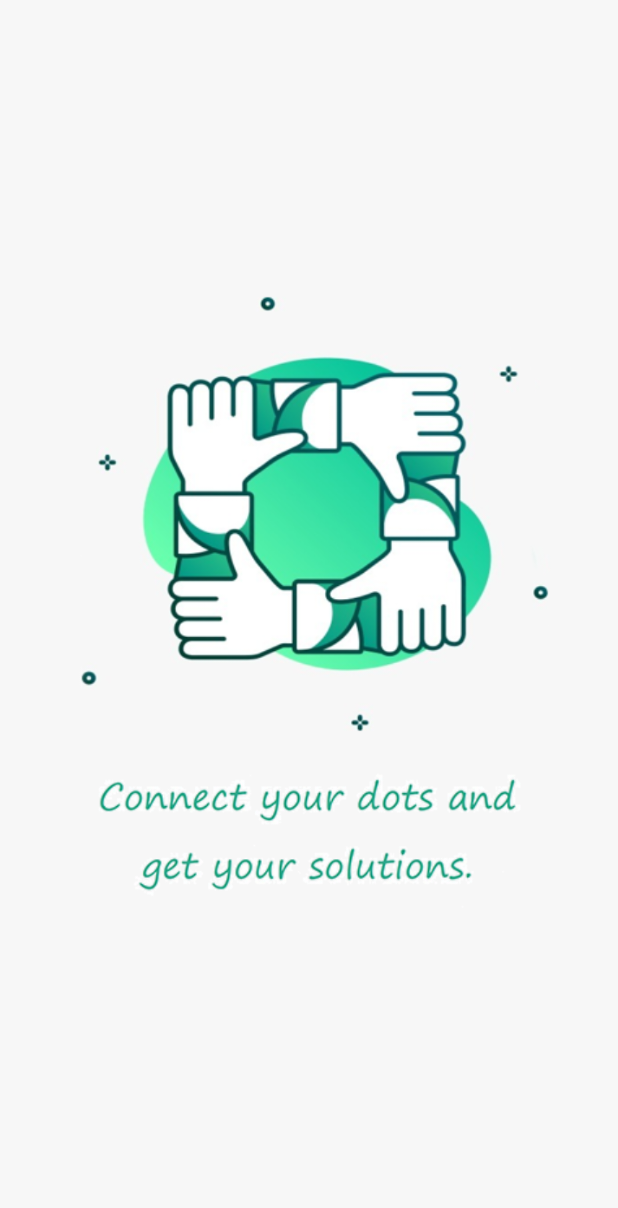
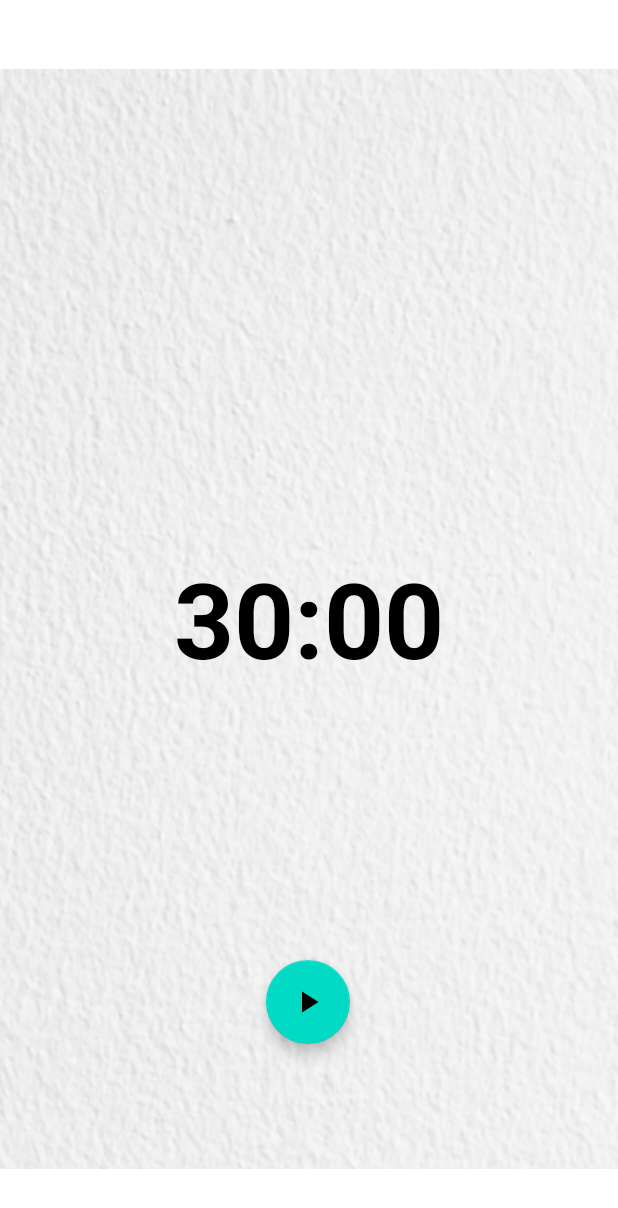
Before and after one commit to sanyam12/Veza, an Android app: the first screen one second after launch (splash_screen before the commit, Timer after it), on a phone screen of 412 x 824 dp. Shown: the top 1208 px of the screen. Run offline under Robolectric (Android 15) with nearby library versions, the phone set to English and light mode, and no system bars.

Commit message:
initial commit

```diff
--- /dev/null
+++ b/app/src/main/java/com/unravel/veza/Timer.kt
@@ -0,0 +1,33 @@
+package com.unravel.veza
+
+import android.os.Bundle
+import android.os.CountDownTimer
+import android.view.View
+import android.widget.TextView
+import androidx.appcompat.app.AppCompatActivity
+class Timer : AppCompatActivity() {
+    var counter = 0
+
+    override fun onCreate(savedInstanceState: Bundle?) {
+        super.onCreate(savedInstanceState)
+        setContentView(R.layout.activity_timer)
+        title = "POMODORO"
+    }
+    fun startTimer(view: View){
+        val countTime: TextView = findViewById(R.id.textView3)
+        object : CountDownTimer(1000 * 1800, 1000) {
+            override fun onTick(millisUntilFinished: Long) {
+             countTime.text = counter.toString()
+                counter++
+            }
+
+            override fun onFinish() {
+                countTime.text = getString(R.string.finished)
+            }
+
+        }.start()
+    }
+
+
+
+}
--- /dev/null
+++ b/app/src/main/res/drawable/ic_play_arrow.xml
@@ -0,0 +1,10 @@
+<vector xmlns:android="http://schemas.android.com/apk/res/android"
+    android:width="24dp"
+    android:height="24dp"
+    android:viewportWidth="24"
+    android:viewportHeight="24"
+    android:tint="?attr/colorControlNormal">
+  <path
+      android:fillColor="@color/white"
+      android:pathData="M8,5v14l11,-7z"/>
+</vector>
--- /dev/null
+++ b/app/src/main/res/layout/activity_timer.xml
@@ -0,0 +1,50 @@
+<?xml version="1.0" encoding="utf-8"?>
+<androidx.constraintlayout.widget.ConstraintLayout xmlns:android="http://schemas.android.com/apk/res/android"
+    xmlns:app="http://schemas.android.com/apk/res-auto"
+    xmlns:tools="http://schemas.android.com/tools"
+    android:layout_width="match_parent"
+    android:layout_height="match_parent"
+    tools:context=".Timer">
+
+
+    <ImageView
+        android:id="@+id/imageView3"
+        android:layout_width="1100dp"
+        android:layout_height="1000dp"
+        app:layout_constraintBottom_toBottomOf="parent"
+        app:layout_constraintEnd_toEndOf="parent"
+        app:layout_constraintStart_toStartOf="parent"
+        app:layout_constraintTop_toTopOf="parent"
+        app:srcCompat="@drawable/background" />
+
+
+    <com.google.android.material.floatingactionbutton.FloatingActionButton
+        android:id="@+id/floatingActionButton1"
+        android:layout_width="wrap_content"
+        android:layout_height="wrap_content"
+        android:layout_marginStart="32dp"
+        android:layout_marginBottom="128dp"
+        android:clickable="true"
+        android:onClick="startTimer"
+        app:layout_constraintBottom_toBottomOf="parent"
+        app:layout_constraintEnd_toEndOf="parent"
+        app:layout_constraintHorizontal_bias="0.448"
+        app:layout_constraintStart_toStartOf="parent"
+        app:srcCompat="@drawable/ic_play_arrow" />
+
+    <TextView
+        android:id="@+id/textView3"
+        android:layout_width="wrap_content"
+        android:layout_height="wrap_content"
+        android:text="@string/_30_00"
+        android:textColor="@android:color/black"
+        android:textSize="70sp"
+        android:textStyle="bold"
+        app:layout_constraintBottom_toBottomOf="parent"
+        app:layout_constraintEnd_toEndOf="parent"
+        app:layout_constraintStart_toStartOf="parent"
+        app:layout_constraintTop_toTopOf="parent" />
+
+
+
+</androidx.constraintlayout.widget.ConstraintLayout>
--- a/build.gradle
+++ b/build.gradle
@@ -18,7 +18,6 @@ allprojects {
     repositories {
         google()
         mavenCentral()
-        jcenter()
     }
 }
 
```
Also changed, not shown: app/build.gradle (+12 -3 lines), app/src/main/AndroidManifest.xml (+7 -0 lines), app/src/main/res/drawable/ic_pause.xml (added, +10 -0 lines), app/src/main/res/drawable/ic_stop.xml (added, +10 -0 lines), app/src/main/res/layout/activity_signup.xml (+52 -20 lines), app/src/main/res/values/strings.xml (+10 -0 lines), app/src/main/res/drawable/whitebackground.jpg (added).
